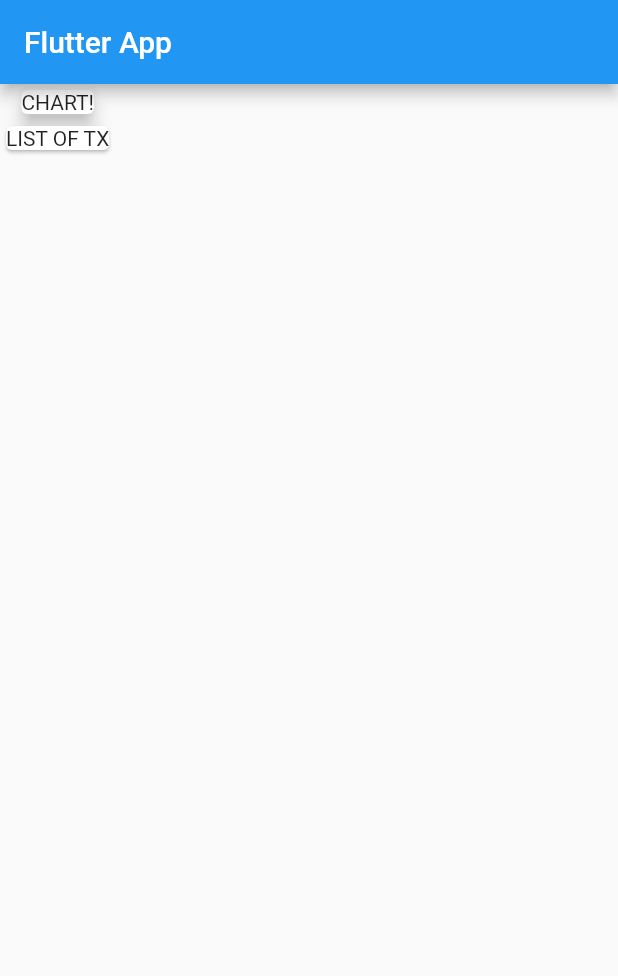
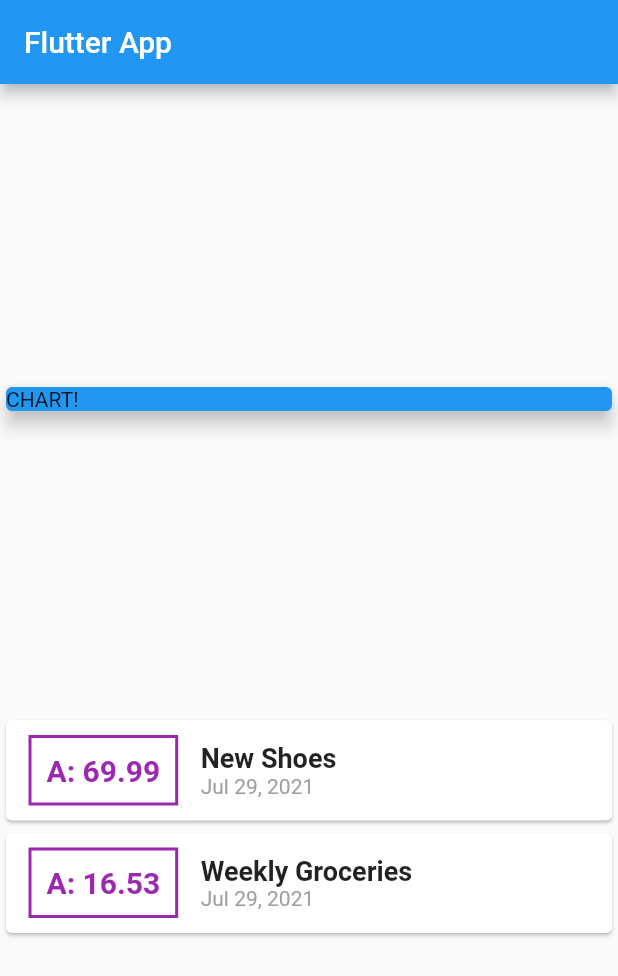
Before and after one commit to antranvn/flutter_expense_planner, a Flutter app: the screen it shows after launch, on a phone screen of 412 x 824 dp. Shown: the top 976 px of the screen. Run offline on Flutter 3.47's test engine with Material 2 defaults, Android fonts, the phone set to English and light mode, and no system bars.

Commit message:
Styling container, column and text, date format

```diff
--- a/lib/main.dart
+++ b/lib/main.dart
@@ -1,4 +1,6 @@
 import 'package:flutter/material.dart';
+import 'package:flutter_expense_planner/transaction.dart';
+import 'package:intl/intl.dart';
 
 void main() {
   runApp(MyApp());
@@ -17,20 +19,78 @@ class MyApp extends StatelessWidget {
 }
 
 class MyHomePage extends StatelessWidget {
+  final List<Transaction> transactions = [
+    Transaction(
+        id: 't1', title: 'New Shoes', amount: 69.99, date: DateTime.now()),
+    Transaction(
+        id: 't2',
+        title: 'Weekly Groceries',
+        amount: 16.53,
+        date: DateTime.now()),
+  ];
+
   @override
   Widget build(BuildContext context) {
     return Scaffold(
       appBar: AppBar(
         title: Text('Flutter App'),
       ),
-      body: Column( children: <Widget> [
-        Card(
-          child: Text('CHART!'),
-          elevation: 5,
-        ),
-        Card(child: Text('LIST OF TX'),)
-      ],
-
+      body: Column(
+        mainAxisAlignment: MainAxisAlignment.spaceEvenly,
+        crossAxisAlignment: CrossAxisAlignment.stretch,
+        children: <Widget>[
+          Container(
+            width: double.infinity,
+            child: Card(
+              color: Colors.blue,
+              child: Container(width: 100, child: Text('CHART!')),
+              elevation: 5,
+            ),
+          ),
+          Column(
+            children: transactions.map((tx) {
+              return Card(
+                child: Row(
+                  children: <Widget>[
+                    Container(
+                      margin:
+                          EdgeInsets.symmetric(vertical: 10, horizontal: 15),
+                      decoration: BoxDecoration(
+                          border: Border.all(color: Colors.purple, width: 2)),
+                      padding: EdgeInsets.all(10),
+                      child: Text(
+                        'A: ${tx.amount}',
+                        style: TextStyle(
+                          fontWeight: FontWeight.bold,
+                          fontSize: 20,
+                          color: Colors.purple,
+                        ),
+                      ),
+                    ),
+                    Column(
+                      crossAxisAlignment: CrossAxisAlignment.start,
+                      children: <Widget>[
+                        Text(
+                          tx.title,
+                          style: TextStyle(
+                            fontSize: 18,
+                            fontWeight: FontWeight.bold,
+                          ),
+                        ),
+                        Text(
+                          DateFormat.yMMMd().format(tx.date),
+                          style: TextStyle(
+                            color: Colors.grey,
+                          ),
+                        ),
+                      ],
+                    )
+                  ],
+                ),
+              );
+            }).toList(),
+          ),
+        ],
       ),
     );
   }
--- /dev/null
+++ b/lib/transaction.dart
@@ -0,0 +1,12 @@
+class Transaction {
+  final String id;
+  final String title;
+  final double amount;
+  final DateTime date;
+
+  Transaction(
+      {required this.id,
+      required this.title,
+      required this.amount,
+      required this.date});
+}
--- a/pubspec.yaml
+++ b/pubspec.yaml
@@ -24,7 +24,7 @@ dependencies:
   flutter:
     sdk: flutter
 
-
+  intl: ^0.17.0
   # The following adds the Cupertino Icons font to your application.
   # Use with the CupertinoIcons class for iOS style icons.
   cupertino_icons: ^1.0.2
```
Also changed, not shown: pubspec.lock.
